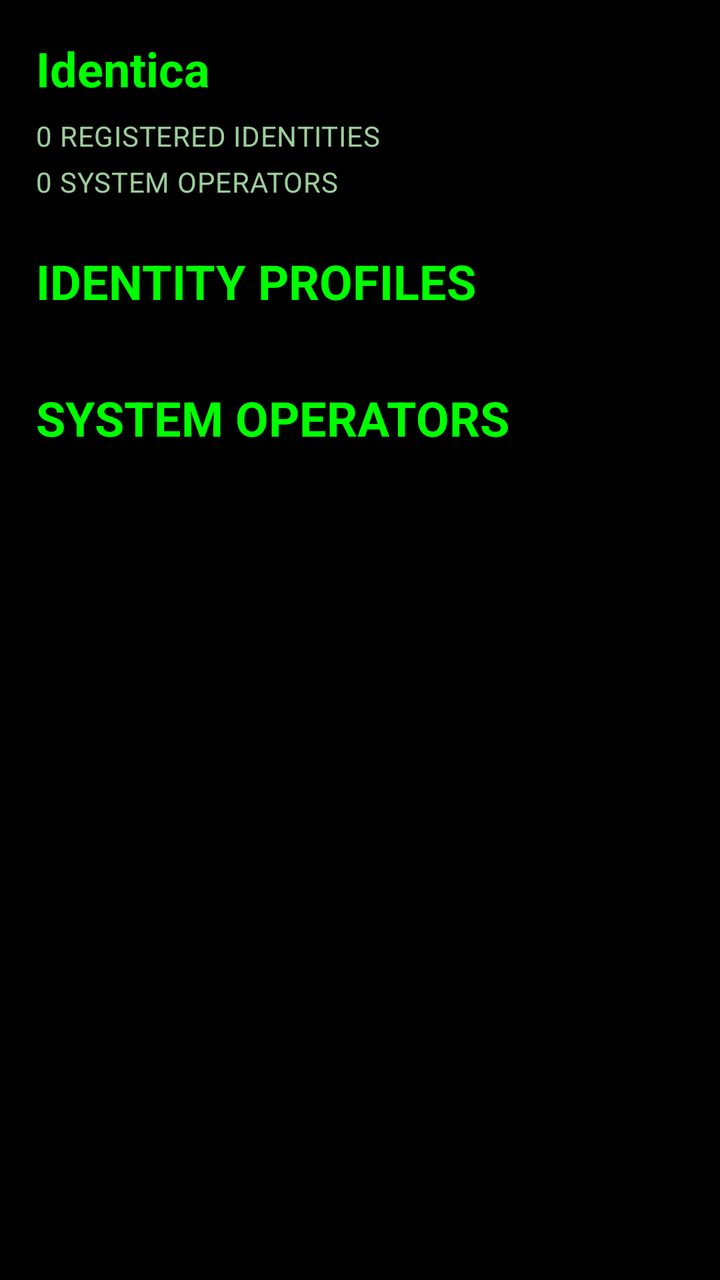
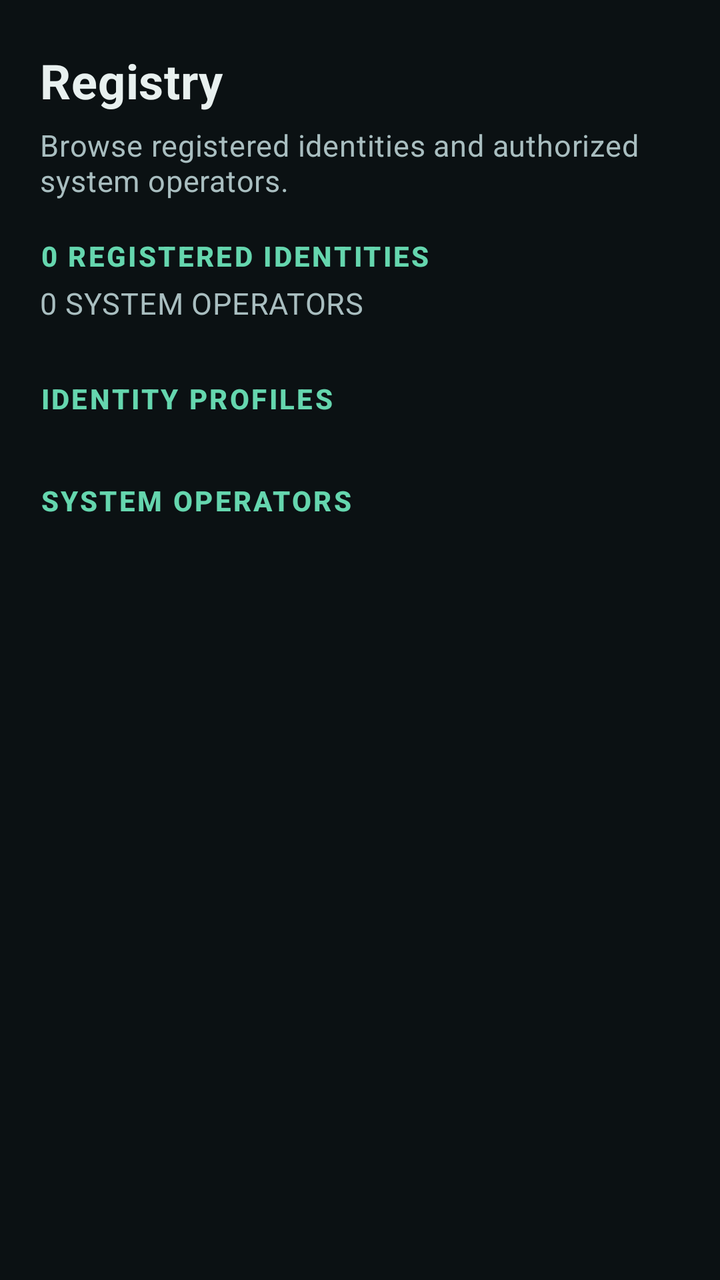

Compare the two renders of this Android layout. The source of the first and the diff that turns it into the second are given below.
<!-- AndroidManifest.xml: application theme Theme.Identica -->
<!-- res/layout/activity_registry.xml -->
<?xml version="1.0" encoding="utf-8"?>
<ScrollView xmlns:android="http://schemas.android.com/apk/res/android" android:layout_width="match_parent" android:layout_height="match_parent" android:background="@color/matrix_black" android:fillViewport="true">
<LinearLayout android:layout_width="match_parent" android:layout_height="wrap_content" android:orientation="vertical" android:padding="18dp">
<TextView android:layout_width="wrap_content" android:layout_height="wrap_content" android:text="Identica" android:textAppearance="@style/Identica.Title"/>
<TextView android:id="@+id/registryCountText" android:layout_width="wrap_content" android:layout_height="wrap_content" android:layout_marginTop="8dp" android:text="0 REGISTERED IDENTITIES" android:textAppearance="@style/Identica.Body"/>
<TextView android:id="@+id/adminCountText" android:layout_width="wrap_content" android:layout_height="wrap_content" android:layout_marginTop="4dp" android:text="0 SYSTEM OPERATORS" android:textAppearance="@style/Identica.Body"/>
<TextView android:layout_width="wrap_content" android:layout_height="wrap_content" android:layout_marginTop="24dp" android:text="IDENTITY PROFILES" android:textAppearance="@style/Identica.Title"/>
<LinearLayout android:id="@+id/personRegistryList" android:layout_width="match_parent" android:layout_height="wrap_content" android:layout_marginTop="12dp" android:orientation="vertical"/>
<TextView android:layout_width="wrap_content" android:layout_height="wrap_content" android:layout_marginTop="24dp" android:text="SYSTEM OPERATORS" android:textAppearance="@style/Identica.Title"/>
<LinearLayout android:id="@+id/adminRegistryList" android:layout_width="match_parent" android:layout_height="wrap_content" android:layout_marginTop="12dp" android:orientation="vertical"/>
</LinearLayout>
</ScrollView>
<!-- resources referenced by this layout -->
<resources>
  <color name="matrix_black">#000000</color>
  <style name="Identica.Body" parent="TextAppearance.Material3.BodyMedium">
          <item name="android:textColor">@color/text_secondary</item>
          <item name="android:fontFamily">monospace</item>
      </style>
  <style name="Identica.Title" parent="TextAppearance.Material3.HeadlineSmall">
          <item name="android:textColor">@color/neon_green</item>
          <item name="android:fontFamily">monospace</item>
          <item name="android:textStyle">bold</item>
      </style>
  <style name="Theme.Identica" parent="Theme.Material3.Dark.NoActionBar">
          <item name="colorPrimary">@color/neon_green</item>
          <item name="colorOnPrimary">@color/matrix_black</item>
          <item name="colorSecondary">@color/neon_cyan</item>
          <item name="colorOnSecondary">@color/matrix_black</item>
          <item name="colorSurface">@color/matrix_charcoal</item>
          <item name="colorOnSurface">@color/neon_green</item>
          <item name="colorOnSurfaceVariant">@color/text_secondary</item>
          <item name="colorError">@color/alert_red</item>
          <item name="android:colorBackground">@color/matrix_black</item>
          <item name="android:windowBackground">@color/matrix_black</item>
          <item name="android:textColorPrimary">@color/neon_green</item>
          <item name="android:textColorSecondary">@color/text_secondary</item>
          <item name="android:textColorHint">@color/text_secondary</item>
          <item name="android:statusBarColor">@color/matrix_black</item>
          <item name="android:navigationBarColor">@color/matrix_black</item>
      </style>
  <color name="text_secondary">#9CCC9C</color>
  <color name="neon_green">#00FF00</color>
  <color name="neon_cyan">#00FFFF</color>
  <color name="matrix_charcoal">#121212</color>
  <color name="alert_red">#FF3B3B</color>
</resources>

<!-- the commit's change to res/layout/activity_registry.xml (unified diff, before → after) -->
@@ -1,12 +1,73 @@
 <?xml version="1.0" encoding="utf-8"?>
-<ScrollView xmlns:android="http://schemas.android.com/apk/res/android" android:layout_width="match_parent" android:layout_height="match_parent" android:background="@color/matrix_black" android:fillViewport="true">
-<LinearLayout android:layout_width="match_parent" android:layout_height="wrap_content" android:orientation="vertical" android:padding="18dp">
-<TextView android:layout_width="wrap_content" android:layout_height="wrap_content" android:text="Identica" android:textAppearance="@style/Identica.Title"/>
-<TextView android:id="@+id/registryCountText" android:layout_width="wrap_content" android:layout_height="wrap_content" android:layout_marginTop="8dp" android:text="0 REGISTERED IDENTITIES" android:textAppearance="@style/Identica.Body"/>
-<TextView android:id="@+id/adminCountText" android:layout_width="wrap_content" android:layout_height="wrap_content" android:layout_marginTop="4dp" android:text="0 SYSTEM OPERATORS" android:textAppearance="@style/Identica.Body"/>
-<TextView android:layout_width="wrap_content" android:layout_height="wrap_content" android:layout_marginTop="24dp" android:text="IDENTITY PROFILES" android:textAppearance="@style/Identica.Title"/>
-<LinearLayout android:id="@+id/personRegistryList" android:layout_width="match_parent" android:layout_height="wrap_content" android:layout_marginTop="12dp" android:orientation="vertical"/>
-<TextView android:layout_width="wrap_content" android:layout_height="wrap_content" android:layout_marginTop="24dp" android:text="SYSTEM OPERATORS" android:textAppearance="@style/Identica.Title"/>
-<LinearLayout android:id="@+id/adminRegistryList" android:layout_width="match_parent" android:layout_height="wrap_content" android:layout_marginTop="12dp" android:orientation="vertical"/>
-</LinearLayout>
+<ScrollView xmlns:android="http://schemas.android.com/apk/res/android"
+    android:layout_width="match_parent"
+    android:layout_height="match_parent"
+    android:background="@color/matrix_black"
+    android:fillViewport="true">
+
+    <LinearLayout
+        android:layout_width="match_parent"
+        android:layout_height="wrap_content"
+        android:orientation="vertical"
+        android:paddingHorizontal="20dp"
+        android:paddingTop="24dp"
+        android:paddingBottom="28dp">
+
+        <TextView
+            android:layout_width="wrap_content"
+            android:layout_height="wrap_content"
+            android:text="Registry"
+            android:textAppearance="@style/Identica.Title" />
+
+        <TextView
+            android:layout_width="match_parent"
+            android:layout_height="wrap_content"
+            android:layout_marginTop="6dp"
+            android:text="Browse registered identities and authorized system operators."
+            android:textAppearance="@style/Identica.Body" />
+
+        <TextView
+            android:id="@+id/registryCountText"
+            android:layout_width="wrap_content"
+            android:layout_height="wrap_content"
+            android:layout_marginTop="18dp"
+            android:text="0 REGISTERED IDENTITIES"
+            android:textAppearance="@style/Identica.Section" />
+
+        <TextView
+            android:id="@+id/adminCountText"
+            android:layout_width="wrap_content"
+            android:layout_height="wrap_content"
+            android:layout_marginTop="4dp"
+            android:text="0 SYSTEM OPERATORS"
+            android:textAppearance="@style/Identica.Body" />
+
+        <TextView
+            android:layout_width="wrap_content"
+            android:layout_height="wrap_content"
+            android:layout_marginTop="28dp"
+            android:text="IDENTITY PROFILES"
+            android:textAppearance="@style/Identica.Section" />
+
+        <LinearLayout
+            android:id="@+id/personRegistryList"
+            android:layout_width="match_parent"
+            android:layout_height="wrap_content"
+            android:layout_marginTop="12dp"
+            android:orientation="vertical" />
+
+        <TextView
+            android:layout_width="wrap_content"
+            android:layout_height="wrap_content"
+            android:layout_marginTop="20dp"
+            android:text="SYSTEM OPERATORS"
+            android:textAppearance="@style/Identica.Section" />
+
+        <LinearLayout
+            android:id="@+id/adminRegistryList"
+            android:layout_width="match_parent"
+            android:layout_height="wrap_content"
+            android:layout_marginTop="12dp"
+            android:orientation="vertical" />
+    </LinearLayout>
 </ScrollView>
<!-- resource entries referenced after the edit -->
@@ -1,14 +1,23 @@
 <!-- resources referenced by this layout -->
 <resources>
-  <color name="matrix_black">#000000</color>
+  <color name="matrix_black">#0B1113</color>
   <style name="Identica.Body" parent="TextAppearance.Material3.BodyMedium">
           <item name="android:textColor">@color/text_secondary</item>
-          <item name="android:fontFamily">monospace</item>
+          <item name="android:fontFamily">sans</item>
+          <item name="android:textSize">15sp</item>
+          <item name="android:lineSpacingExtra">3dp</item>
+      </style>
+  <style name="Identica.Section" parent="TextAppearance.Material3.TitleSmall">
+          <item name="android:textColor">@color/neon_green</item>
+          <item name="android:fontFamily">sans</item>
+          <item name="android:textStyle">bold</item>
+          <item name="android:letterSpacing">0.08</item>
       </style>
   <style name="Identica.Title" parent="TextAppearance.Material3.HeadlineSmall">
-          <item name="android:textColor">@color/neon_green</item>
-          <item name="android:fontFamily">monospace</item>
+          <item name="android:textColor">@color/text_primary</item>
+          <item name="android:fontFamily">sans</item>
           <item name="android:textStyle">bold</item>
+          <item name="android:letterSpacing">0.01</item>
       </style>
   <style name="Theme.Identica" parent="Theme.Material3.Dark.NoActionBar">
           <item name="colorPrimary">@color/neon_green</item>
@@ -16,21 +25,26 @@
           <item name="colorSecondary">@color/neon_cyan</item>
           <item name="colorOnSecondary">@color/matrix_black</item>
           <item name="colorSurface">@color/matrix_charcoal</item>
-          <item name="colorOnSurface">@color/neon_green</item>
+          <item name="colorOnSurface">@color/text_primary</item>
           <item name="colorOnSurfaceVariant">@color/text_secondary</item>
+          <item name="colorSurfaceVariant">@color/matrix_charcoal_light</item>
           <item name="colorError">@color/alert_red</item>
           <item name="android:colorBackground">@color/matrix_black</item>
           <item name="android:windowBackground">@color/matrix_black</item>
-          <item name="android:textColorPrimary">@color/neon_green</item>
+          <item name="android:textColorPrimary">@color/text_primary</item>
           <item name="android:textColorSecondary">@color/text_secondary</item>
           <item name="android:textColorHint">@color/text_secondary</item>
+          <item name="android:windowLightStatusBar">false</item>
+          <item name="android:windowLightNavigationBar">false</item>
           <item name="android:statusBarColor">@color/matrix_black</item>
           <item name="android:navigationBarColor">@color/matrix_black</item>
       </style>
-  <color name="text_secondary">#9CCC9C</color>
-  <color name="neon_green">#00FF00</color>
-  <color name="neon_cyan">#00FFFF</color>
-  <color name="matrix_charcoal">#121212</color>
-  <color name="alert_red">#FF3B3B</color>
+  <color name="text_secondary">#A9BEC0</color>
+  <color name="neon_green">#65D6AE</color>
+  <color name="text_primary">#E8F0EF</color>
+  <color name="neon_cyan">#8BD8E1</color>
+  <color name="matrix_charcoal">#121E20</color>
+  <color name="matrix_charcoal_light">#1D3032</color>
+  <color name="alert_red">#FF8A80</color>
 </resources>
 
